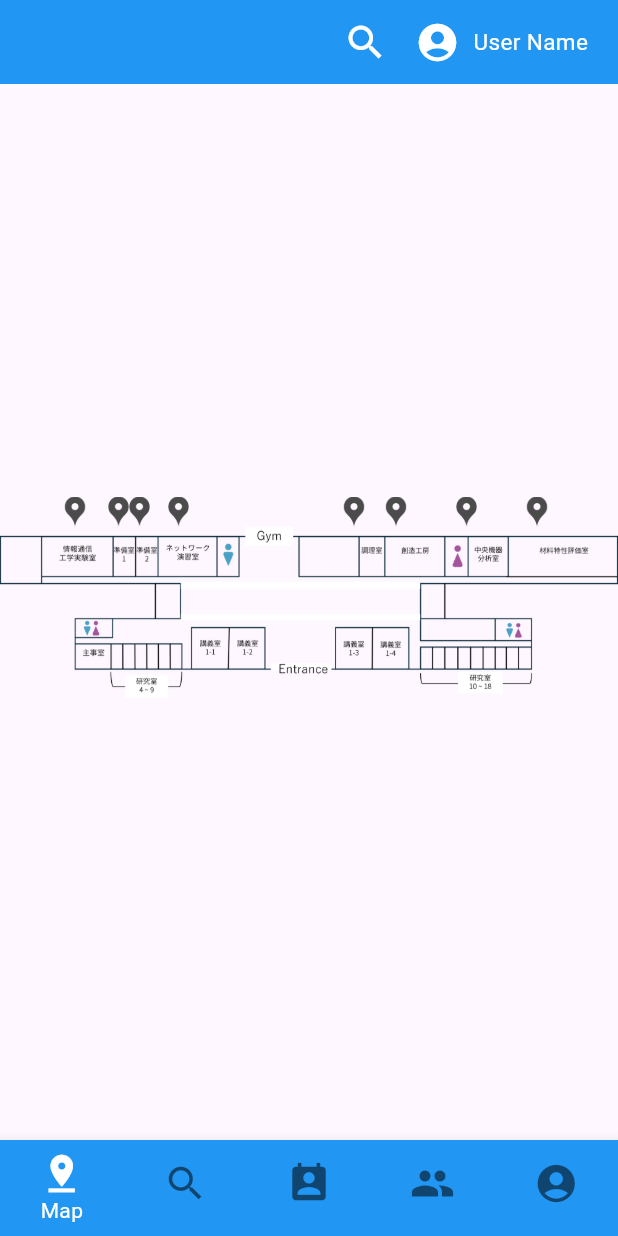
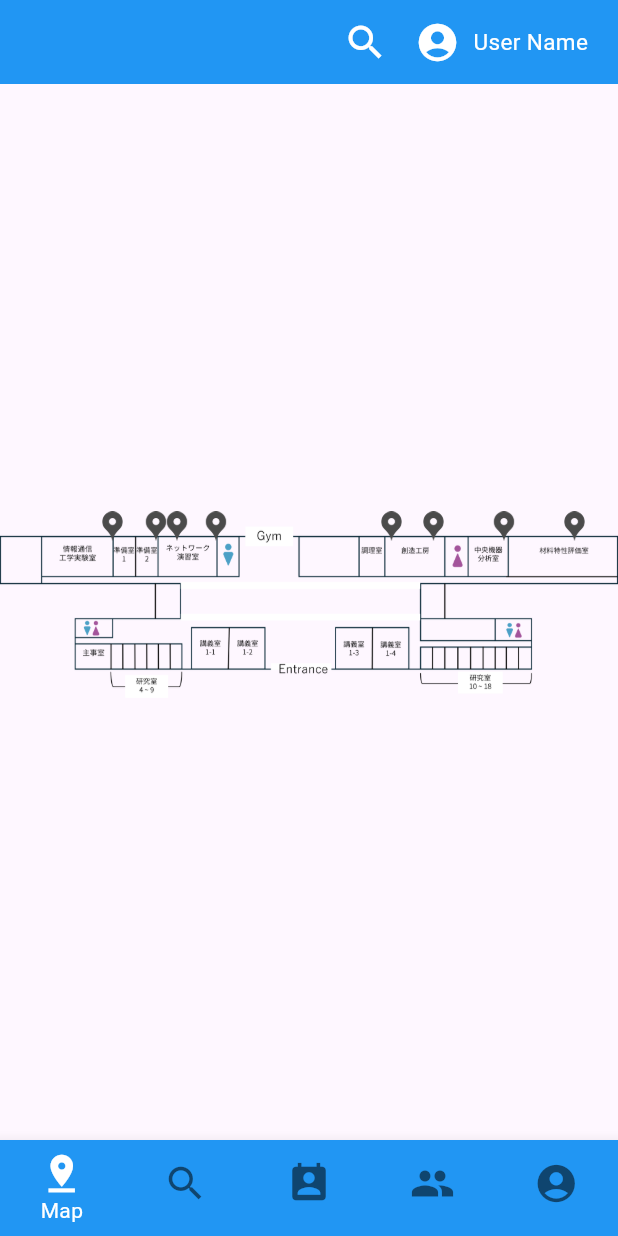
Before and after one commit to yambaru-hackathon/Group-8, a Flutter app: the screen it shows after launch, on a phone screen of 412 x 824 dp. Run offline on Flutter 3.47's test engine with Material 3 defaults, Android fonts, the phone set to English and light mode, and no system bars; our stand-ins replace cloud_firestore, firebase_core, table_calendar; accounts and stored records are empty.

Commit message:
座標をマップ表示サイズに合わせる ピンの先端がずれる

```diff
--- a/lib/Pages/map_page.dart
+++ b/lib/Pages/map_page.dart
@@ -1,4 +1,5 @@
 import 'package:flutter/material.dart';
+import 'dart:async';
 import 'package:goup8_app/Pages/account_page.dart';
 import 'package:goup8_app/Pages/search_page.dart';
 
@@ -9,7 +10,6 @@ void main() {
 class MapPage extends StatelessWidget {
   const MapPage({Key? key}) : super(key: key);
 
-  // This widget is the root of your application.
   @override
   Widget build(BuildContext context) {
     return Scaffold(
@@ -79,12 +79,12 @@ class _DemoPageState extends State<DemoPage> {
   double defaultHeight = 20.0;
   double defFontSize = 20.0;
 
-  double calcWidth() {
-    return ((defaultWidth / scale) / 2);
+  double calcWidth(double imageWidth) {
+    return ((defaultWidth / imageWidth) / scale / 2);
   }
 
-  double calcHeight() {
-    return ((defaultHeight / scale));
+  double calcHeight(double imageHeight) {
+    return ((defaultHeight / imageHeight) / scale);
   }
 
   void tapPin(String message) {
@@ -107,31 +107,36 @@ class _DemoPageState extends State<DemoPage> {
 
   // ピンのリストを適当に生成
   final List<PinData> pinDataList = [
-    PinData(50, 295, "情報通信工学実験室"),
-    PinData(79, 295, "準備室1"),
-    PinData(93, 295, "準備室2"),
-    PinData(119, 295, "ネットワーク演習室"),
-    PinData(236, 295, "調理室"),
-    PinData(264, 295, "創造工房"),
-    PinData(311, 295, "中央機器分析室"),
-    PinData(358, 295, "材料特性評価室"),
+    PinData(50, 285, "情報通信工学実験室"),
+    PinData(79, 285, "準備室1"),
+    PinData(93, 285, "準備室2"),
+    PinData(119, 285, "ネットワーク演習室"),
+    PinData(236, 285, "調理室"),
+    PinData(264, 285, "創造工房"),
+    PinData(311, 285, "中央機器分析室"),
+    PinData(358, 285, "材料特性評価室"),
   ];
 
   @override
   Widget build(BuildContext context) {
     return Scaffold(
-        body: InteractiveViewer(
-      // ignore: deprecated_member_use
+      body: FutureBuilder(
+        future: getImageSize('images/創造実践塔1F.png'),
+        builder: (BuildContext context, AsyncSnapshot<Size> snapshot) {
+          if (snapshot.connectionState == ConnectionState.waiting) {
+            return const Center(child: CircularProgressIndicator());
+          }
+          Size imageSize = snapshot.data!;
+          return InteractiveViewer(
             alignPanAxis: false,
             constrained: true,
             panEnabled: true,
             scaleEnabled: true,
             boundaryMargin: const EdgeInsets.all(double.infinity),
-      minScale: 0.1,
-      maxScale: 10.0,
+            minScale: 2.0,
+            maxScale: 5.0,
             onInteractionUpdate: (details) {
               setState(() {
-          // データを更新
                 scale = _transformationController.value.getMaxScaleOnAxis();
               });
             },
@@ -144,14 +149,10 @@ class _DemoPageState extends State<DemoPage> {
                   fit: BoxFit.fitWidth,
                 ),
                 for (PinData pinData in pinDataList)
-            // 一定の scale よりも小さくなったら非表示にする
                   if (scale > 0.9)
-              // Positionedで配置
                     Positioned(
-                  // 座標を左上にすると、拡大縮小時にピンの位置がズレていくので、ピンの先端がズレないように固定
-                  left: pinData.x - calcWidth(),
-                  top: pinData.y - calcHeight(),
-                  // 画像の拡大率に合わせて、ピン画像のサイズを調整
+                      left: pinData.x - calcWidth(imageSize.width),
+                      top: pinData.y - calcHeight(imageSize.height),
                       width: defaultWidth / scale,
                       height: defaultHeight / scale,
                       child: GestureDetector(
@@ -162,9 +163,29 @@ class _DemoPageState extends State<DemoPage> {
                         onTap: () {
                           tapPin(pinData.message);
                         },
-                  )),
+                      ),
+                    ),
               ],
             ),
+          );
+        },
+      ),
+    );
+  }
+
+  Future<Size> getImageSize(String imagePath) async {
+    Image image = Image.asset(imagePath);
+    Completer<Size> completer = Completer<Size>();
+    image.image.resolve(const ImageConfiguration()).addListener(
+      ImageStreamListener(
+        (ImageInfo info, bool _) {
+          completer.complete(Size(
+            info.image.width.toDouble(),
+            info.image.height.toDouble(),
           ));
+        },
+      ),
+    );
+    return completer.future;
   }
 }
```
Lines whose indentation alone changed are shown as unchanged.
